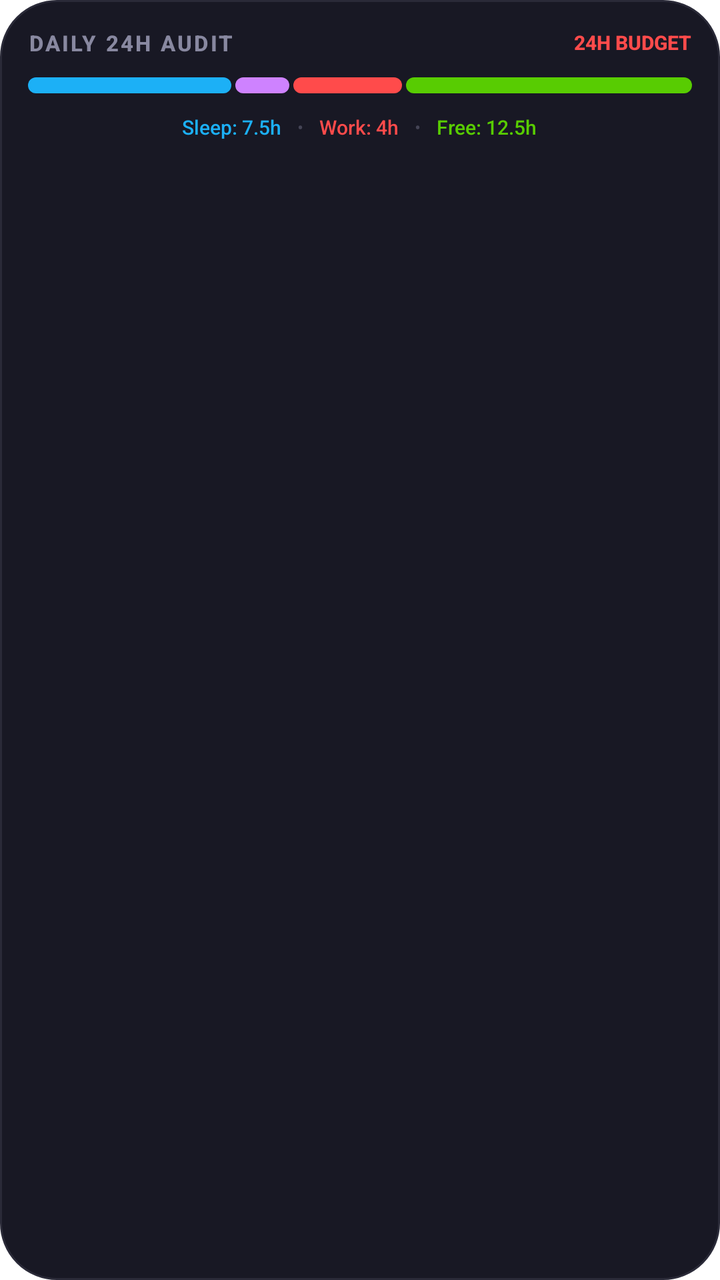
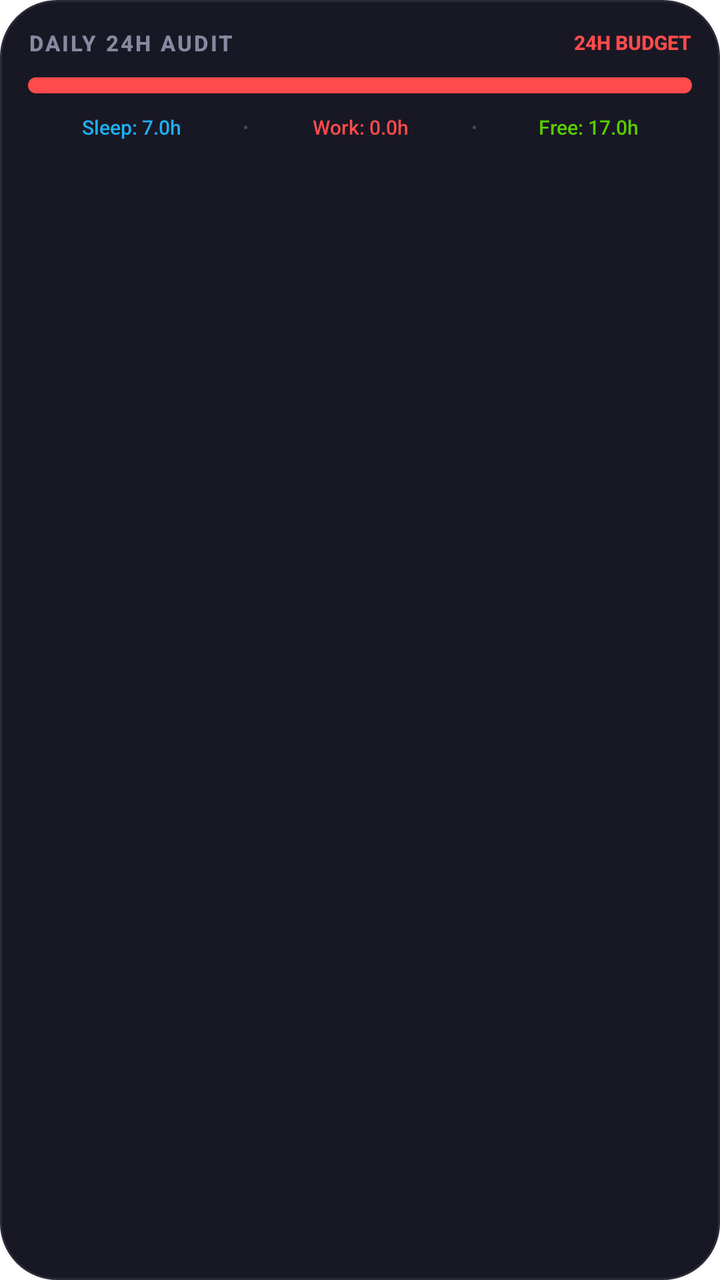

Compare the two renders of this Android layout. The source of the first and the diff that turns it into the second are given below.
<!-- AndroidManifest.xml: fallback theme Theme.MaterialComponents.DayNight.NoActionBar -->
<!-- res/layout/widget_daily_audit.xml -->
<?xml version="1.0" encoding="utf-8"?>
<LinearLayout xmlns:android="http://schemas.android.com/apk/res/android"
    android:id="@+id/widget_root"
    android:layout_width="match_parent"
    android:layout_height="match_parent"
    android:background="@drawable/widget_card_bg"
    android:orientation="vertical"
    android:padding="@dimen/widget_padding">

    
    <LinearLayout
        android:layout_width="match_parent"
        android:layout_height="wrap_content"
        android:gravity="center_vertical"
        android:orientation="horizontal">

        <TextView
            android:layout_width="wrap_content"
            android:layout_height="wrap_content"
            android:fontFamily="sans-serif-medium"
            android:text="DAILY 24H AUDIT"
            android:textColor="@color/widget_text_muted"
            android:textSize="11sp"
            android:letterSpacing="0.1"
            android:textStyle="bold" />

        <FrameLayout
            android:layout_width="0dp"
            android:layout_height="1dp"
            android:layout_weight="1" />

        <TextView
            android:layout_width="wrap_content"
            android:layout_height="wrap_content"
            android:fontFamily="sans-serif-medium"
            android:text="24H BUDGET"
            android:textColor="@color/vibrant_orange"
            android:textSize="10sp"
            android:textStyle="bold" />
    </LinearLayout>

    
    <LinearLayout
        android:layout_width="match_parent"
        android:layout_height="8dp"
        android:layout_marginTop="10dp"
        android:layout_marginBottom="10dp"
        android:orientation="horizontal">

        <ImageView
            android:layout_width="0dp"
            android:layout_height="match_parent"
            android:layout_weight="7.5"
            android:background="@drawable/widget_fill_blue" />

        <FrameLayout
            android:layout_width="2dp"
            android:layout_height="match_parent" />

        <ImageView
            android:layout_width="0dp"
            android:layout_height="match_parent"
            android:layout_weight="2.0"
            android:background="@drawable/widget_fill_purple" />

        <FrameLayout
            android:layout_width="2dp"
            android:layout_height="match_parent" />

        <ImageView
            android:layout_width="0dp"
            android:layout_height="match_parent"
            android:layout_weight="4.0"
            android:background="@drawable/widget_fill_orange" />

        <FrameLayout
            android:layout_width="2dp"
            android:layout_height="match_parent" />

        <ImageView
            android:layout_width="0dp"
            android:layout_height="match_parent"
            android:layout_weight="10.5"
            android:background="@drawable/widget_fill_green" />
    </LinearLayout>

    
    <LinearLayout
        android:layout_width="match_parent"
        android:layout_height="wrap_content"
        android:gravity="center"
        android:orientation="horizontal">

        <TextView
            android:id="@+id/tv_audit_sleep"
            android:layout_width="wrap_content"
            android:layout_height="wrap_content"
            android:fontFamily="sans-serif-medium"
            android:text="Sleep: 7.5h"
            android:textColor="@color/vibrant_blue"
            android:textSize="10sp" />

        <TextView
            android:layout_width="wrap_content"
            android:layout_height="wrap_content"
            android:layout_marginStart="8dp"
            android:layout_marginEnd="8dp"
            android:text="•"
            android:textColor="#444455"
            android:textSize="9sp" />

        <TextView
            android:id="@+id/tv_audit_work"
            android:layout_width="wrap_content"
            android:layout_height="wrap_content"
            android:fontFamily="sans-serif-medium"
            android:text="Work: 4h"
            android:textColor="@color/vibrant_orange"
            android:textSize="10sp" />

        <TextView
            android:layout_width="wrap_content"
            android:layout_height="wrap_content"
            android:layout_marginStart="8dp"
            android:layout_marginEnd="8dp"
            android:text="•"
            android:textColor="#444455"
            android:textSize="9sp" />

        <TextView
            android:id="@+id/tv_audit_free"
            android:layout_width="wrap_content"
            android:layout_height="wrap_content"
            android:fontFamily="sans-serif-medium"
            android:text="Free: 12.5h"
            android:textColor="@color/vibrant_green"
            android:textSize="10sp" />
    </LinearLayout>

</LinearLayout>
<!-- resources referenced by this layout -->
<resources>
  <color name="vibrant_blue">#1CB0F6</color>
  <color name="vibrant_green">#58CC02</color>
  <color name="vibrant_orange">#FF4B4B</color>
  <color name="widget_text_muted">#8888A0</color>
  <dimen name="widget_padding">14dp</dimen>
  <!-- drawable widget_card_bg (drawable) -->
  <?xml version="1.0" encoding="utf-8"?>
  <shape xmlns:android="http://schemas.android.com/apk/res/android"
      android:shape="rectangle">
      <solid android:color="@color/widget_bg_dark" />
      <corners android:radius="@dimen/widget_corner_radius" />
      <stroke
          android:width="1dp"
          android:color="#2A2A38" />
  </shape>
  <!-- drawable widget_fill_blue (drawable) -->
  <?xml version="1.0" encoding="utf-8"?>
  <shape xmlns:android="http://schemas.android.com/apk/res/android"
      android:shape="rectangle">
      <solid android:color="@color/vibrant_blue" />
      <corners android:radius="100dp" />
  </shape>
  <!-- drawable widget_fill_green (drawable) -->
  <?xml version="1.0" encoding="utf-8"?>
  <shape xmlns:android="http://schemas.android.com/apk/res/android"
      android:shape="rectangle">
      <solid android:color="@color/vibrant_green" />
      <corners android:radius="100dp" />
  </shape>
  <!-- drawable widget_fill_orange (drawable) -->
  <?xml version="1.0" encoding="utf-8"?>
  <shape xmlns:android="http://schemas.android.com/apk/res/android"
      android:shape="rectangle">
      <solid android:color="@color/vibrant_orange" />
      <corners android:radius="100dp" />
  </shape>
  <!-- drawable widget_fill_purple (drawable) -->
  <?xml version="1.0" encoding="utf-8"?>
  <shape xmlns:android="http://schemas.android.com/apk/res/android"
      android:shape="rectangle">
      <solid android:color="@color/vibrant_purple" />
      <corners android:radius="100dp" />
  </shape>
  <color name="widget_bg_dark">#181824</color>
  <dimen name="widget_corner_radius">16dp</dimen>
  <color name="vibrant_purple">#CE82FF</color>
</resources>

<!-- the commit's change to res/layout/widget_daily_audit.xml (unified diff, before → after) -->
@@ -30,6 +30,7 @@
             android:layout_weight="1" />
 
         <TextView
+            android:id="@+id/tv_audit_budget_label"
             android:layout_width="wrap_content"
             android:layout_height="wrap_content"
             android:fontFamily="sans-serif-medium"
@@ -40,99 +41,79 @@
     </LinearLayout>
 
     
-    <LinearLayout
+    <ProgressBar
+        android:id="@+id/pb_audit_progress"
+        style="?android:attr/progressBarStyleHorizontal"
         android:layout_width="match_parent"
         android:layout_height="8dp"
         android:layout_marginTop="10dp"
         android:layout_marginBottom="10dp"
-        android:orientation="horizontal">
-
-        <ImageView
-            android:layout_width="0dp"
-            android:layout_height="match_parent"
-            android:layout_weight="7.5"
-            android:background="@drawable/widget_fill_blue" />
-
-        <FrameLayout
-            android:layout_width="2dp"
-            android:layout_height="match_parent" />
-
-        <ImageView
-            android:layout_width="0dp"
-            android:layout_height="match_parent"
-            android:layout_weight="2.0"
-            android:background="@drawable/widget_fill_purple" />
-
-        <FrameLayout
-            android:layout_width="2dp"
-            android:layout_height="match_parent" />
-
-        <ImageView
-            android:layout_width="0dp"
-            android:layout_height="match_parent"
-            android:layout_weight="4.0"
-            android:background="@drawable/widget_fill_orange" />
-
-        <FrameLayout
-            android:layout_width="2dp"
-            android:layout_height="match_parent" />
-
-        <ImageView
-            android:layout_width="0dp"
-            android:layout_height="match_parent"
-            android:layout_weight="10.5"
-            android:background="@drawable/widget_fill_green" />
-    </LinearLayout>
+        android:progressDrawable="@drawable/widget_fill_orange"
+        android:background="@drawable/widget_progress_track"
+        android:max="100"
+        android:progress="0" />
 
     
     <LinearLayout
         android:layout_width="match_parent"
         android:layout_height="wrap_content"
-        android:gravity="center"
+        android:gravity="center_vertical"
         android:orientation="horizontal">
 
         <TextView
             android:id="@+id/tv_audit_sleep"
-            android:layout_width="wrap_content"
+            android:layout_width="0dp"
             android:layout_height="wrap_content"
+            android:layout_weight="1"
+            android:gravity="center"
             android:fontFamily="sans-serif-medium"
-            android:text="Sleep: 7.5h"
+            android:text="Sleep: 7.0h"
+            android:maxLines="1"
+            android:ellipsize="end"
             android:textColor="@color/vibrant_blue"
             android:textSize="10sp" />
 
         <TextView
             android:layout_width="wrap_content"
             android:layout_height="wrap_content"
-            android:layout_marginStart="8dp"
-            android:layout_marginEnd="8dp"
+            android:layout_marginStart="4dp"
+            android:layout_marginEnd="4dp"
             android:text="•"
             android:textColor="#444455"
             android:textSize="9sp" />
 
         <TextView
             android:id="@+id/tv_audit_work"
-            android:layout_width="wrap_content"
+            android:layout_width="0dp"
             android:layout_height="wrap_content"
+            android:layout_weight="1"
+            android:gravity="center"
             android:fontFamily="sans-serif-medium"
-            android:text="Work: 4h"
+            android:text="Work: 0.0h"
+            android:maxLines="1"
+            android:ellipsize="end"
             android:textColor="@color/vibrant_orange"
             android:textSize="10sp" />
 
         <TextView
             android:layout_width="wrap_content"
             android:layout_height="wrap_content"
-            android:layout_marginStart="8dp"
-            android:layout_marginEnd="8dp"
+            android:layout_marginStart="4dp"
+            android:layout_marginEnd="4dp"
             android:text="•"
             android:textColor="#444455"
             android:textSize="9sp" />
 
         <TextView
             android:id="@+id/tv_audit_free"
-            android:layout_width="wrap_content"
+            android:layout_width="0dp"
             android:layout_height="wrap_content"
+            android:layout_weight="1"
+            android:gravity="center"
             android:fontFamily="sans-serif-medium"
-            android:text="Free: 12.5h"
+            android:text="Free: 17.0h"
+            android:maxLines="1"
+            android:ellipsize="end"
             android:textColor="@color/vibrant_green"
             android:textSize="10sp" />
     </LinearLayout>
<!-- resource entries referenced after the edit -->
@@ -15,20 +15,6 @@
           android:width="1dp"
           android:color="#2A2A38" />
   </shape>
-  <!-- drawable widget_fill_blue (drawable) -->
-  <?xml version="1.0" encoding="utf-8"?>
-  <shape xmlns:android="http://schemas.android.com/apk/res/android"
-      android:shape="rectangle">
-      <solid android:color="@color/vibrant_blue" />
-      <corners android:radius="100dp" />
-  </shape>
-  <!-- drawable widget_fill_green (drawable) -->
-  <?xml version="1.0" encoding="utf-8"?>
-  <shape xmlns:android="http://schemas.android.com/apk/res/android"
-      android:shape="rectangle">
-      <solid android:color="@color/vibrant_green" />
-      <corners android:radius="100dp" />
-  </shape>
   <!-- drawable widget_fill_orange (drawable) -->
   <?xml version="1.0" encoding="utf-8"?>
   <shape xmlns:android="http://schemas.android.com/apk/res/android"
@@ -36,15 +22,15 @@
       <solid android:color="@color/vibrant_orange" />
       <corners android:radius="100dp" />
   </shape>
-  <!-- drawable widget_fill_purple (drawable) -->
+  <!-- drawable widget_progress_track (drawable) -->
   <?xml version="1.0" encoding="utf-8"?>
   <shape xmlns:android="http://schemas.android.com/apk/res/android"
       android:shape="rectangle">
-      <solid android:color="@color/vibrant_purple" />
+      <solid android:color="@color/track_bg_dark" />
       <corners android:radius="100dp" />
   </shape>
   <color name="widget_bg_dark">#181824</color>
   <dimen name="widget_corner_radius">16dp</dimen>
-  <color name="vibrant_purple">#CE82FF</color>
+  <color name="track_bg_dark">#2A2A38</color>
 </resources>
 
